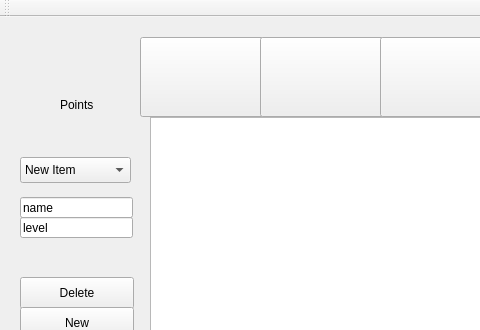
Qt form mainwindow.ui (dzballer/plants-vs-zombies) before a commit; both pictures show x 0 to 480 and y 0 to 330 of the 1250 by 650 pixel window.
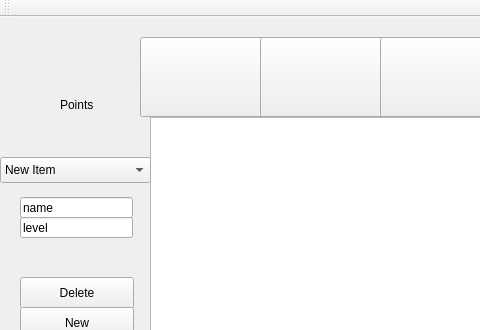
The same form after that commit. Custom widgets are drawn as their Qt base class.

The edit to the form file:
```diff
--- a/mainwindow.ui
+++ b/mainwindow.ui
@@ -241,9 +241,9 @@
    <widget class="QComboBox" name="userComboBox">
     <property name="geometry">
      <rect>
-      <x>20</x>
+      <x>0</x>
       <y>140</y>
-      <width>111</width>
+      <width>151</width>
       <height>26</height>
      </rect>
     </property>
```
